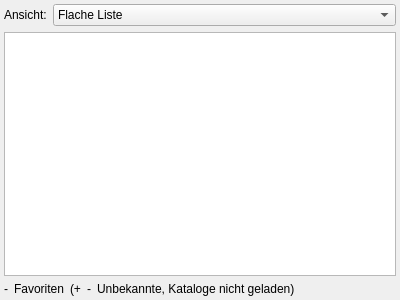
The window that resources/design_files/favorites_tab.ui (geoObserver/geobasis_loader) describes before a commit, drawn with Qt 5.
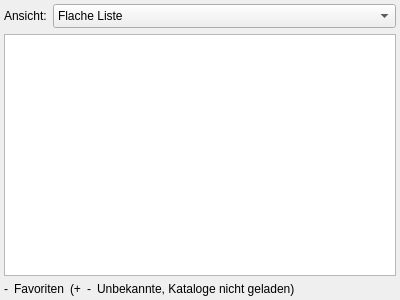
The same window after the commit.

Commit message:
fix(ui): fixed multiple things, added missing count widget
Fixed multiple small ui mistakes / layout issues, so that the dock can be quite small.
Also added a wwdiget with a counter to the preset tab to show the number of entries that are missing/not found
since the adequate catalogs aren't found / loaded.

The edit to the form file:
```diff
--- a/resources/design_files/favorites_tab.ui
+++ b/resources/design_files/favorites_tab.ui
@@ -71,6 +71,9 @@
         <property name="toolTip">
          <string>Zwischen Katalogansicht, flacher Ansicht und Regionansicht wechseln</string>
         </property>
+        <property name="sizeAdjustPolicy">
+         <enum>QComboBox::AdjustToMinimumContentsLengthWithIcon</enum>
+        </property>
         <item>
          <property name="text">
           <string>Flache Liste</string>
```
The commit also changes 2 other files.
